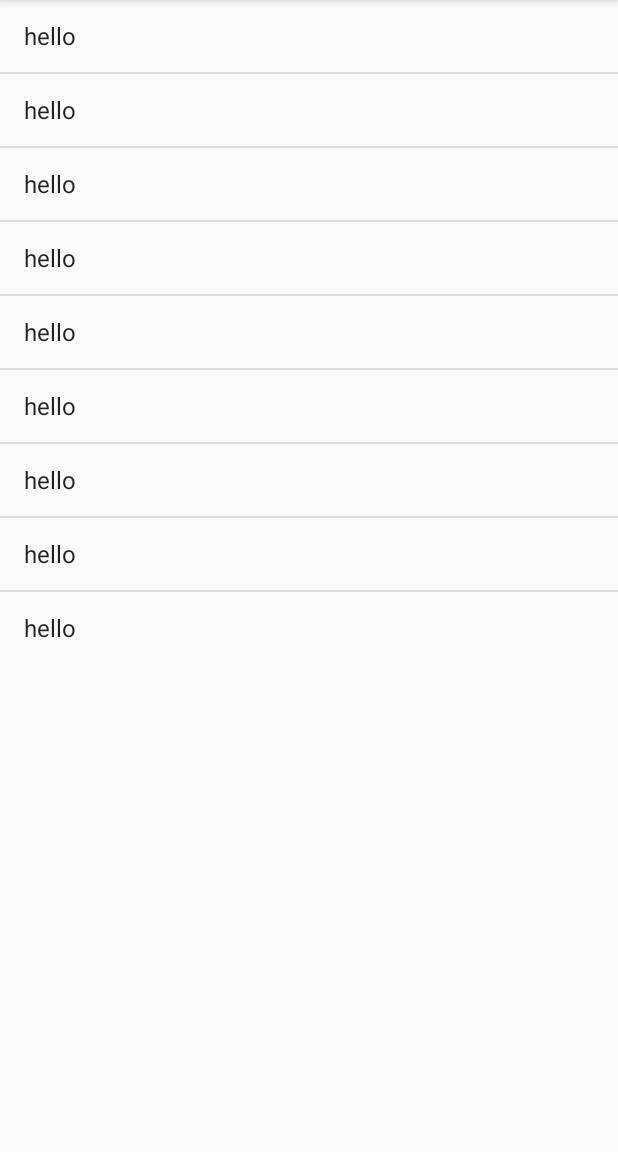
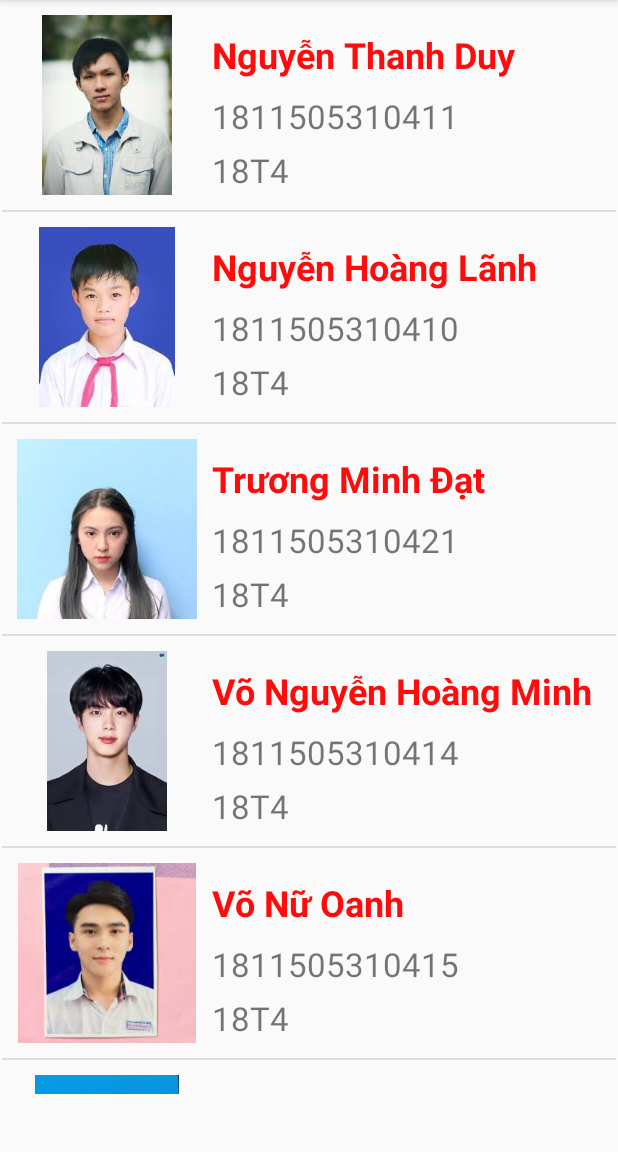
Before and after one commit to Duynguyennnt/BTThucHanhAndroid, an Android app: the screen it shows after launch (MainActivity), on a phone screen of 412 x 824 dp, the part 84-1236 px from its top. Run offline under Robolectric (Android 15) with nearby library versions, the phone set to English and light mode, and no system bars.

Commit message:
commiit complete listview custom

```diff
--- a/BaiTapTuan4ListViewCustoms/app/src/main/java/com/example/baitaptuan4listviewcustoms/MainActivity.java
+++ b/BaiTapTuan4ListViewCustoms/app/src/main/java/com/example/baitaptuan4listviewcustoms/MainActivity.java
@@ -9,24 +9,29 @@ import android.widget.ListView;
 import java.util.ArrayList;
 
 public class MainActivity extends AppCompatActivity {
-    private ListView listbacsic;
-    ArrayList<String> arraybasic;
+    ListView lvsinhvien;
+    ArrayList<sinhVien> arraySinhVien;
+    sinhVienAdapter adapter;
     @Override
     protected void onCreate(Bundle savedInstanceState) {
         super.onCreate(savedInstanceState);
         setContentView(R.layout.activity_main);
-        listbacsic =(ListView) findViewById(R.id.listViewId);
-        arraybasic = new ArrayList<>();
-        arraybasic.add("hello");
-        arraybasic.add("hello");
-        arraybasic.add("hello");
-        arraybasic.add("hello");
-        arraybasic.add("hello");
-        arraybasic.add("hello");
-        arraybasic.add("hello");
-        arraybasic.add("hello");
-        arraybasic.add("hello");
-        ArrayAdapter ap = new ArrayAdapter(MainActivity.this, android.R.layout.simple_list_item_1, arraybasic);
-        listbacsic.setAdapter(ap);
+        anhXa();
+        adapter = new sinhVienAdapter(this,R.layout.row_sinhvien, arraySinhVien);
+        lvsinhvien.setAdapter(adapter);
+    }
+    private void anhXa(){
+        lvsinhvien = (ListView) findViewById(R.id.listviewsv);
+        arraySinhVien = new ArrayList<>();
+        arraySinhVien.add(new sinhVien("Nguyễn Thanh Duy","1811505310411","18T4",R.drawable.chandung1));
+        arraySinhVien.add(new sinhVien("Nguyễn Hoàng Lãnh","1811505310410","18T4",R.drawable.chandung2));
+        arraySinhVien.add(new sinhVien("Trương Minh Đạt","1811505310421","18T4",R.drawable.chandung3));
+        arraySinhVien.add(new sinhVien("Võ Nguyễn Hoàng Minh","1811505310414","18T4",R.drawable.chandung4));
+        arraySinhVien.add(new sinhVien("Võ Nữ Oanh","1811505310415","18T4",R.drawable.chandung5));
+        arraySinhVien.add(new sinhVien("Cò Thị Bé","1811505310416","18T4",R.drawable.chandung6));
+        arraySinhVien.add(new sinhVien("Tôn Nữ Trà Ngư","1811505310417","18T4",R.drawable.chandung7));
+        arraySinhVien.add(new sinhVien("Bùi Công Đức","1811505310418","18T4",R.drawable.chandung8));
+        arraySinhVien.add(new sinhVien("Trần Thị Như Ý","1811505310419","18T4",R.drawable.chandung9));
+
     }
 }
--- /dev/null
+++ b/BaiTapTuan4ListViewCustoms/app/src/main/java/com/example/baitaptuan4listviewcustoms/sinhVien.java
@@ -0,0 +1,47 @@
+package com.example.baitaptuan4listviewcustoms;
+
+public class sinhVien {
+    private String ten;
+    private  String msv;
+    private String lop;
+    private int chandung;
+
+    public sinhVien(String ten, String msv, String lop, int chandung) {
+        this.ten = ten;
+        this.msv = msv;
+        this.lop = lop;
+        this.chandung = chandung;
+    }
+
+    public String getTen() {
+        return ten;
+    }
+
+    public void setTen(String ten) {
+        this.ten = ten;
+    }
+
+    public String getMsv() {
+        return msv;
+    }
+
+    public void setMsv(String msv) {
+        this.msv = msv;
+    }
+
+    public String getLop() {
+        return lop;
+    }
+
+    public void setLop(String lop) {
+        this.lop = lop;
+    }
+
+    public int getChandung() {
+        return chandung;
+    }
+
+    public void setChandung(int chandung) {
+        this.chandung = chandung;
+    }
+}
--- /dev/null
+++ b/BaiTapTuan4ListViewCustoms/app/src/main/java/com/example/baitaptuan4listviewcustoms/sinhVienAdapter.java
@@ -0,0 +1,54 @@
+package com.example.baitaptuan4listviewcustoms;
+
+import android.content.Context;
+import android.view.LayoutInflater;
+import android.view.View;
+import android.view.ViewGroup;
+import android.widget.BaseAdapter;
+import android.widget.ImageView;
+import android.widget.TextView;
+
+import java.util.List;
+
+public class sinhVienAdapter extends BaseAdapter {
+    private Context context;
+    private int layout;
+    private List<sinhVien> sinhVienList;
+
+    public sinhVienAdapter(Context context, int layout, List<sinhVien> sinhVienList) {
+        this.context = context;
+        this.layout = layout;
+        this.sinhVienList = sinhVienList;
+    }
+
+    @Override
+    public int getCount() {
+        return sinhVienList.size();
+    }
+
+    @Override
+    public Object getItem(int i) {
+        return null;
+    }
+
+    @Override
+    public long getItemId(int i) {
+        return 0;
+    }
+
+    @Override
+    public View getView(int i, View view, ViewGroup viewGroup) {
+        LayoutInflater inflater = (LayoutInflater) context.getSystemService(context.LAYOUT_INFLATER_SERVICE);
+        view = inflater.inflate(layout,null);
+        TextView txtten = (TextView) view.findViewById(R.id.ten);
+        TextView txtmsv = (TextView) view.findViewById(R.id.msv);
+        TextView txtlop = (TextView) view.findViewById(R.id.lop);
+        ImageView imghinh = (ImageView) view.findViewById(R.id.chandung);
+        sinhVien sv = sinhVienList.get(i);
+        txtten.setText(sv.getTen());
+        txtmsv.setText(sv.getMsv());
+        txtlop.setText(sv.getLop());
+        imghinh.setImageResource(sv.getChandung());
+        return view;
+    }
+}
--- a/BaiTapTuan4ListViewCustoms/app/src/main/res/layout/activity_main.xml
+++ b/BaiTapTuan4ListViewCustoms/app/src/main/res/layout/activity_main.xml
@@ -7,9 +7,9 @@
     tools:context=".MainActivity">
 
     <ListView
-        android:id="@+id/listViewId"
-        android:layout_width="0dp"
-        android:layout_height="wrap_content"
+        android:id="@+id/listviewsv"
+        android:layout_width="409dp"
+        android:layout_height="729dp"
         app:layout_constraintEnd_toEndOf="parent"
         app:layout_constraintStart_toStartOf="parent"
         tools:layout_editor_absoluteY="1dp" />
--- /dev/null
+++ b/BaiTapTuan4ListViewCustoms/app/src/main/res/layout/row_sinhvien.xml
@@ -0,0 +1,37 @@
+<?xml version="1.0" encoding="utf-8"?>
+<RelativeLayout xmlns:android="http://schemas.android.com/apk/res/android"
+    android:layout_width="match_parent" android:layout_height="match_parent">
+    <ImageView
+        android:layout_margin="10dp"
+        android:id="@+id/chandung"
+        android:layout_width="120dp"
+        android:layout_height="120dp"/>
+    <TextView
+        android:textColor="#FF0B0B"
+        android:textStyle="bold"
+        android:layout_marginTop="20dp"
+        android:textSize="24sp"
+        android:id="@+id/ten"
+        android:layout_toRightOf="@+id/chandung"
+        android:text="Ten"
+        android:layout_width="wrap_content"
+        android:layout_height="wrap_content"/>
+    <TextView
+        android:layout_marginTop="10dp"
+        android:textSize="22dp"
+        android:id="@+id/msv"
+        android:layout_below="@+id/ten"
+        android:layout_toRightOf="@+id/chandung"
+        android:text="Ma sinh vien"
+        android:layout_width="wrap_content"
+        android:layout_height="wrap_content"/>
+    <TextView
+        android:id="@+id/lop"
+        android:textSize="22dp"
+        android:text="Lop"
+        android:layout_marginTop="10px"
+        android:layout_below="@id/msv"
+        android:layout_toRightOf="@id/chandung"
+        android:layout_width="wrap_content"
+        android:layout_height="wrap_content"/>
+</RelativeLayout>
```
Also changed, not shown: BaiTapTuan4ListViewCustoms/app/src/main/res/drawable-v24/chandung1.jpg (added), BaiTapTuan4ListViewCustoms/app/src/main/res/drawable-v24/chandung2.jpg (added), BaiTapTuan4ListViewCustoms/app/src/main/res/drawable-v24/chandung3.jpg (added), BaiTapTuan4ListViewCustoms/app/src/main/res/drawable-v24/chandung4.jpg (added), BaiTapTuan4ListViewCustoms/app/src/main/res/drawable-v24/chandung5.jpg (added), BaiTapTuan4ListViewCustoms/app/src/main/res/drawable-v24/chandung6.jpg (added), BaiTapTuan4ListViewCustoms/app/src/main/res/drawable-v24/chandung7.jpg (added), BaiTapTuan4ListViewCustoms/app/src/main/res/drawable-v24/chandung8.jpg (added), BaiTapTuan4ListViewCustoms/app/src/main/res/drawable-v24/chandung9.jpg (added).
